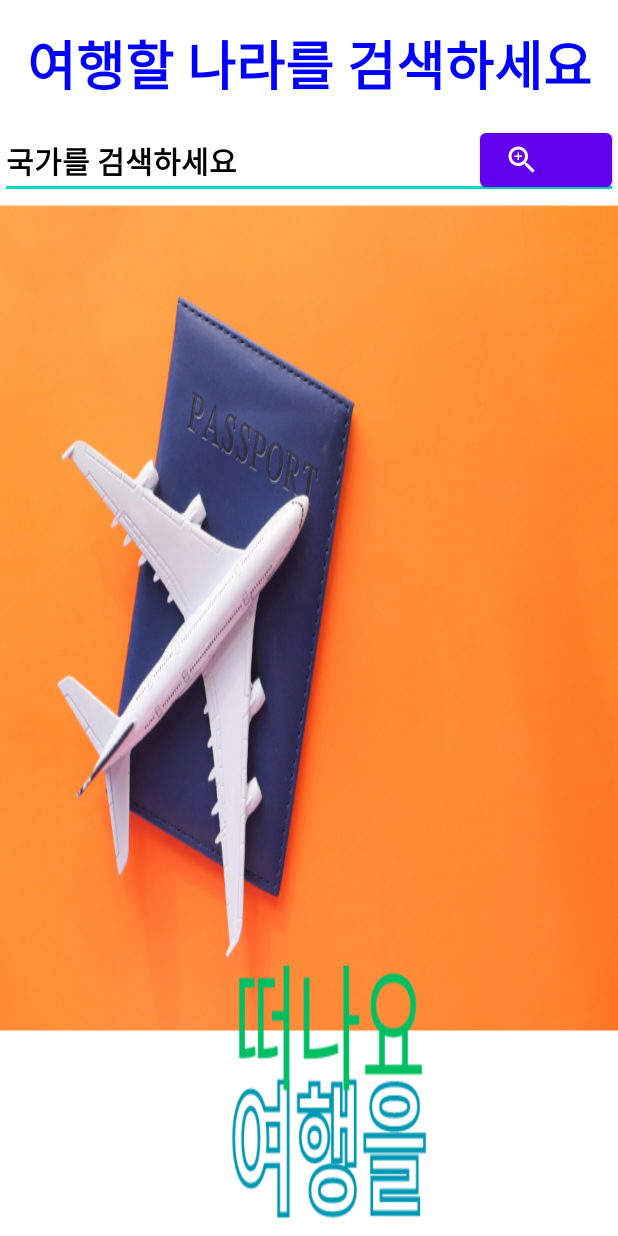
After one commit to mty0327/Gototravel, an Android app: the layout activity_search.xml on its own in the app's theme, with its tools: preview values and no code run, on a phone screen of 412 x 824 dp. The commit adds this screen. Run offline under Robolectric (Android 15) with nearby library versions, the phone set to English and light mode, and no system bars.

Commit message:
SearchActivity

```diff
--- /dev/null
+++ b/app/src/main/res/drawable/baseline_zoom_in_24.xml
@@ -0,0 +1,6 @@
+<vector android:height="24dp" android:tint="#AB02FF"
+    android:viewportHeight="24" android:viewportWidth="24"
+    android:width="24dp" xmlns:android="http://schemas.android.com/apk/res/android">
+    <path android:fillColor="@android:color/white" android:pathData="M15.5,14h-0.79l-0.28,-0.27C15.41,12.59 16,11.11 16,9.5 16,5.91 13.09,3 9.5,3S3,5.91 3,9.5 5.91,16 9.5,16c1.61,0 3.09,-0.59 4.23,-1.57l0.27,0.28v0.79l5,4.99L20.49,19l-4.99,-5zM9.5,14C7.01,14 5,11.99 5,9.5S7.01,5 9.5,5 14,7.01 14,9.5 11.99,14 9.5,14z"/>
+    <path android:fillColor="@android:color/white" android:pathData="M12,10h-2v2H9v-2H7V9h2V7h1v2h2v1z"/>
+</vector>
--- a/app/src/main/res/layout/activity_login.xml
+++ b/app/src/main/res/layout/activity_login.xml
@@ -11,6 +11,7 @@
         android:layout_width="match_parent"
         android:layout_height="wrap_content"
         android:text="Log in"
+        android:fontFamily="@font/sc"
         android:textStyle="bold"
         android:textSize="40sp"
         android:textColor="@color/black"
@@ -25,6 +26,7 @@
         android:layout_width="match_parent"
         android:layout_height="wrap_content"
         android:text="회원가입"
+        android:fontFamily="@font/bmpro"
         android:textColor="@color/black"
         android:background="@drawable/bg_login_btn"
         android:layout_alignParentBottom="true"
@@ -57,6 +59,7 @@
             android:layout_width="wrap_content"
             android:layout_height="wrap_content"
             android:text="이메일로 로그인"
+            android:fontFamily="@font/bmpro"
             android:textColor="@color/black"/>
     </LinearLayout>
     <LinearLayout
@@ -97,6 +100,7 @@
         android:layout_width="wrap_content"
         android:layout_height="wrap_content"
         android:text="간편 로그인"
+        android:fontFamily="@font/bmpro"
         android:layout_above="@id/layout_login_btn"
         android:layout_centerHorizontal="true"
         android:layout_marginBottom="20dp"/>
--- /dev/null
+++ b/app/src/main/res/layout/activity_search.xml
@@ -0,0 +1,40 @@
+<?xml version="1.0" encoding="utf-8"?>
+<RelativeLayout xmlns:android="http://schemas.android.com/apk/res/android"
+    xmlns:app="http://schemas.android.com/apk/res-auto"
+    xmlns:tools="http://schemas.android.com/tools"
+    android:layout_width="match_parent"
+    android:layout_height="match_parent"
+    android:background="@drawable/background"
+    tools:context=".activities.SearchActivity">
+
+    <TextView
+        android:id="@+id/tv_search"
+        android:layout_width="match_parent"
+        android:layout_height="wrap_content"
+        android:text="여행할 나라를 검색하세요"
+        android:textStyle="bold"
+        android:textSize="35sp"
+        android:textColor="@color/blue"
+        android:padding="16dp"
+        android:fontFamily="@font/bm11"
+        android:textAlignment="center"/>
+    <EditText
+        android:id="@+id/et_search"
+        android:layout_width="match_parent"
+        android:layout_height="48sp"
+        android:hint="국가를 검색하세요"
+        android:textStyle="bold"
+        android:textSize="20sp"
+        android:textColorHint="@color/black"
+        android:layout_below="@+id/tv_search"/>
+
+    <Button
+        android:id="@+id/btn_search"
+        android:layout_width="wrap_content"
+        android:layout_height="wrap_content"
+        android:layout_below="@id/et_search"
+        android:layout_marginLeft="320dp"
+        android:layout_marginTop="-50dp"
+        app:icon="@drawable/baseline_zoom_in_24" />
+
+</RelativeLayout>
```
Also changed, not shown: app/src/main/java/com/mty/myapplication/activities/SearchActivity.kt (added, +12 -0 lines), app/src/main/res/font/font.xml (added, +13 -0 lines), app/src/main/res/drawable/background.png (added), 3 other files.
